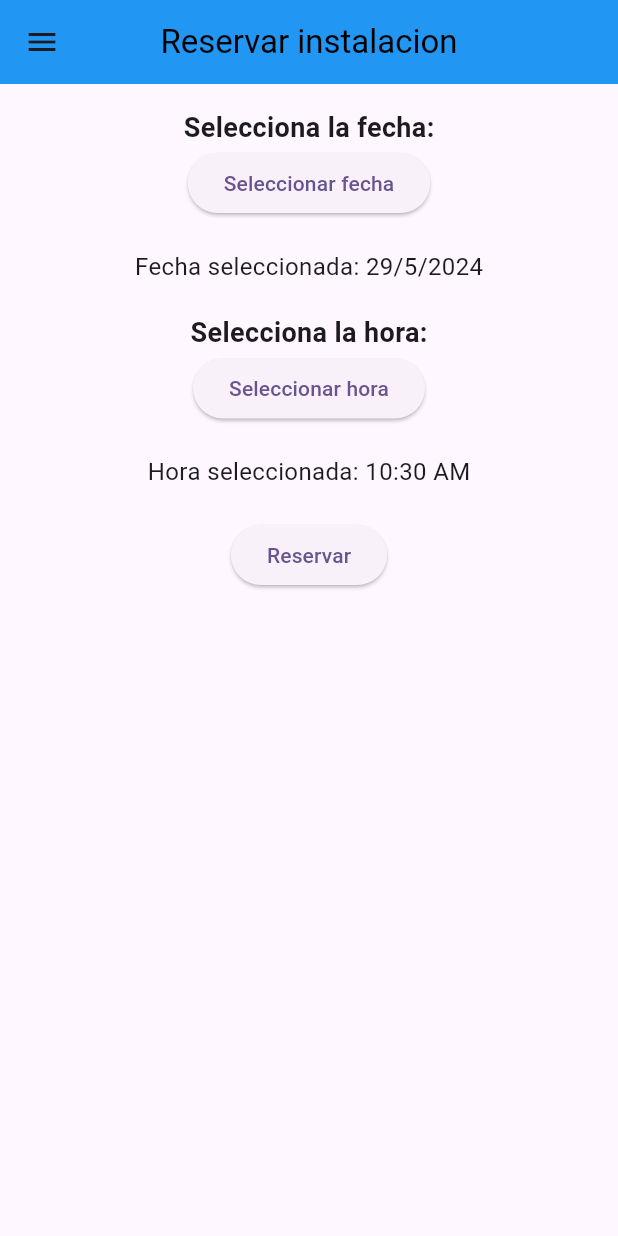
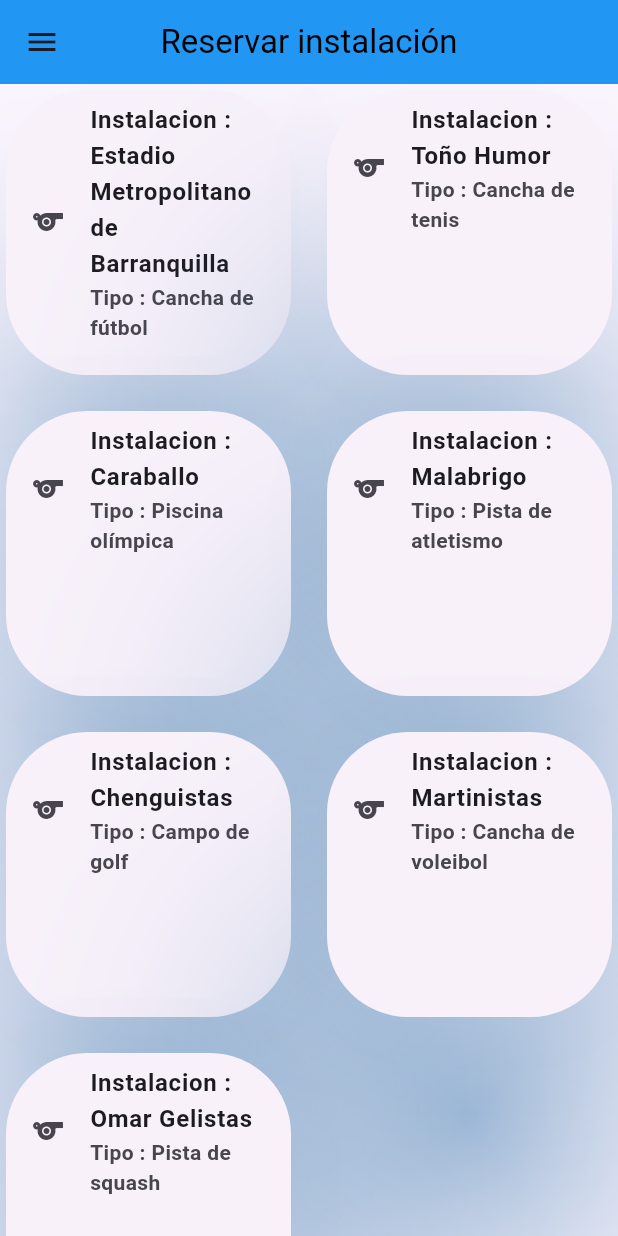
Before and after one commit to MartinCantillo/Movil-Jaime, a Flutter app: the ReservarScreem screen opened by its route, on a phone screen of 412 x 824 dp. Run offline on Flutter 3.47's test engine with Material 3 defaults, Android fonts, the phone set to English and light mode, and no system bars.

Commit message:
reservas instalaciones ready

```diff
--- a/project/lib/Data/InstalacionDeportivaData.dart
+++ b/project/lib/Data/InstalacionDeportivaData.dart
@@ -3,47 +3,55 @@ import 'package:project/Model/InstalacionDeportiva.dart';
 final List<InstalacionDeportiva> instalacionesDeportivas = [
   InstalacionDeportiva(
     id: 1,
+    nombreInstalacion: 'Estadio Metropolitano de Barranquilla',
     tipo: 'Cancha de fútbol',
     ubicacion: 'Calle 1',
     disponibilidad: true,
   ),
   InstalacionDeportiva(
     id: 2,
+    nombreInstalacion: 'Los piñoneros',
     tipo: 'Cancha de baloncesto',
     ubicacion: 'Calle 2',
     disponibilidad: false,
   ),
   InstalacionDeportiva(
     id: 3,
+    nombreInstalacion: 'Toño Humor',
     tipo: 'Cancha de tenis',
     ubicacion: 'Calle 3',
     disponibilidad: true,
   ),
   InstalacionDeportiva(
     id: 4,
+    nombreInstalacion: 'Caraballo',
     tipo: 'Piscina olímpica',
     ubicacion: 'Calle 4',
     disponibilidad: true,
   ),
   InstalacionDeportiva(
     id: 5,
+    nombreInstalacion: 'Placita',
     tipo: 'Gimnasio',
     ubicacion: 'Calle 5',
     disponibilidad: false,
   ),
   InstalacionDeportiva(
+    nombreInstalacion: 'Malabrigo',
     id: 6,
     tipo: 'Pista de atletismo',
     ubicacion: 'Calle 6',
     disponibilidad: true,
   ),
   InstalacionDeportiva(
+    nombreInstalacion: 'Chenguistas',
     id: 7,
     tipo: 'Campo de golf',
     ubicacion: 'Calle 7',
     disponibilidad: true,
   ),
   InstalacionDeportiva(
+    nombreInstalacion: 'Negristas',
     id: 8,
     tipo: 'Pista de patinaje',
     ubicacion: 'Calle 8',
@@ -51,11 +59,13 @@ final List<InstalacionDeportiva> instalacionesDeportivas = [
   ),
   InstalacionDeportiva(
     id: 9,
+    nombreInstalacion: 'Martinistas',
     tipo: 'Cancha de voleibol',
     ubicacion: 'Calle 9',
     disponibilidad: true,
   ),
   InstalacionDeportiva(
+    nombreInstalacion: 'Omar Gelistas',
     id: 10,
     tipo: 'Pista de squash',
     ubicacion: 'Calle 10',
--- a/project/lib/View/Screem/ReservarScreem.dart
+++ b/project/lib/View/Screem/ReservarScreem.dart
@@ -1,8 +1,8 @@
 import 'package:flutter/material.dart';
-import 'package:project/View/Screem/CEquipoScreem.dart';
-import 'package:project/View/Screem/MyHomePage.dart';
-import 'package:project/View/Screem/PagoScreem.dart';
-import 'package:project/View/Screem/UnirseJuegoScreem.dart';
+import 'package:project/Data/InstalacionDeportivaData.dart';
+import 'package:project/Data/ReservaData.dart';
+import 'package:project/Model/InstalacionDeportiva.dart';
+import 'package:project/Model/Reserva.dart';
 import 'package:project/View/Widget/AppBarW.dart';
 import 'package:project/View/Widget/drawer.dart';
 
@@ -50,53 +50,119 @@ class _ReservarScreemState extends State<ReservarScreem> {
   Widget build(BuildContext context) {
     return SafeArea(
       child: Scaffold(
-        appBar: AppBarW(title: "Reservar instalacion"),
-        drawer:  DrawerW(user: "Martin",correo: "Martin@gmail.com",),
-        body: Center(
-          child: Padding(
-            padding: const EdgeInsets.all(16.0),
-            child: Column(
-              crossAxisAlignment: CrossAxisAlignment.center,
+        appBar: AppBarW(title: 'Reservar instalación',),
+        body: _buildFacilityList(),
+        drawer: DrawerW(user: "Martin",correo: "Martin@gmail.com",),
+      ),
+    );
+  }
+Widget _buildFacilityList() {
+  final List<InstalacionDeportiva> availableFacilities =
+      instalacionesDeportivas
+          .where((instalacion) => instalacion.disponibilidad == true)
+          .toList();
+
+  return GridView.builder(
+    gridDelegate: SliverGridDelegateWithFixedCrossAxisCount(
+      crossAxisCount: 2,
+      crossAxisSpacing: 16,
+      mainAxisSpacing: 16,
+    ),
+    itemCount: availableFacilities.length,
+    itemBuilder: (context, index) {
+      final instalacion = availableFacilities[index];
+      return InkWell(
+        onTap: () {
+          _showReservationDialog(context, instalacion);
+        },
+        child: Card(
+          shape: RoundedRectangleBorder(
+            borderRadius: BorderRadius.circular(54),
+          ),
+          elevation: 80,
+          shadowColor: Colors.blue,
+          child: ListTile(
+            leading: Icon(Icons.sports),
+            title: Text(
+              'Instalacion : ${instalacion.nombreInstalacion ?? ''}',
+              style: TextStyle(fontWeight: FontWeight.bold),
+            ),
+            subtitle: Text(
+              'Tipo : ${instalacion.tipo ?? ''}',
+              style: TextStyle(fontWeight: FontWeight.bold),
+            ),
+          ),
+        ),
+      );
+    },
+  );
+}
+
+
+
+  void _showReservationDialog(
+      BuildContext context, InstalacionDeportiva instalacion) {
+    String codigo = '';
+
+    showDialog(
+      context: context,
+      builder: (BuildContext context) {
+        return AlertDialog(
+          title: Text('Confirmar reserva'),
+          content: Column(
+            mainAxisSize: MainAxisSize.min,
+            crossAxisAlignment: CrossAxisAlignment.start,
             children: [
+              Text('Instalación: ${instalacion.nombreInstalacion}'),
+              SizedBox(height: 8),
+              Text('Tipo: ${instalacion.tipo}'),
+              SizedBox(height: 8),
               Text(
-                  'Selecciona la fecha:',
-                  style: TextStyle(fontSize: 18, fontWeight: FontWeight.bold),
+                  'Fecha: ${_selectedDate.day}/${_selectedDate.month}/${_selectedDate.year}'),
+              SizedBox(height: 8),
+              Text('Hora: ${_selectedTime.format(context)}'),
+            ],
+          ),
+          actions: [
+            TextButton(
+              onPressed: () {
+                Navigator.pop(context);
+              },
+              child: Text('Cancelar'),
             ),
             ElevatedButton(
-                  onPressed: () => _selectDate(context),
-                  child: Text('Seleccionar fecha'),
-                ),
-                SizedBox(height: 20),
-                Text(
-                  'Fecha seleccionada: ${_selectedDate.day}/${_selectedDate.month}/${_selectedDate.year}',
-                  style: TextStyle(fontSize: 16),
-                ),
-                SizedBox(height: 20),
-                Text(
-                  'Selecciona la hora:',
-                  style: TextStyle(fontSize: 18, fontWeight: FontWeight.bold),
-                ),
-                ElevatedButton(
-                  onPressed: () => _selectTime(context),
-                  child: Text('Seleccionar hora'),
-                ),
-                SizedBox(height: 20),
-                Text(
-                  'Hora seleccionada: ${_selectedTime.format(context)}',
-                  style: TextStyle(fontSize: 16),
-                ),
-                SizedBox(height: 20),
-                ElevatedButton(
               onPressed: () {
-                    // Aquí puedes implementar la lógica para completar la reserva
+                _reserveFacility(instalacion);
+                Navigator.pop(context);
               },
               child: Text('Reservar'),
             ),
           ],
-            ),
-          ),
-        ),
-      ),
+        );
+      },
     );
   }
+
+  void _reserveFacility(InstalacionDeportiva instalacion) {
+    final reserva = Reserva(
+      id: reservas.length + 1,
+      usuarioId: 1,
+      instalacionId: instalacion.id!,
+      fecha: _selectedDate,
+      horaInicio: DateTime(_selectedDate.year, _selectedDate.month,
+          _selectedDate.day, _selectedTime.hour, _selectedTime.minute),
+      horaFin: DateTime(_selectedDate.year, _selectedDate.month,
+          _selectedDate.day, _selectedTime.hour, _selectedTime.minute)
+          .add(Duration(hours: 1)),
+      estadoPago: false,
+    );
+
+    setState(() {
+      reservas.add(reserva);
+      instalacion.disponibilidad = false;
+    });
+
+
+    print('Reserva realizada: $reserva');
   }
+}
```
Also changed, not shown: project/lib/Model/InstalacionDeportiva.dart (+7 -20 lines). Lines whose indentation alone changed are shown as unchanged.
